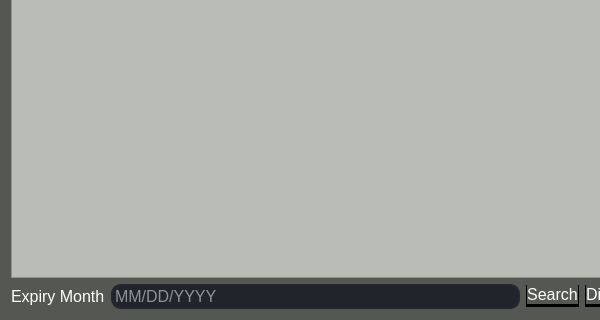
Before: the Qt Designer form membershipexpiry.ui in max9001/Bulk-Club-Project, drawn with Qt 5; both pictures show x 0 to 600 and y 274 to 594 of the 730 by 594 pixel window.
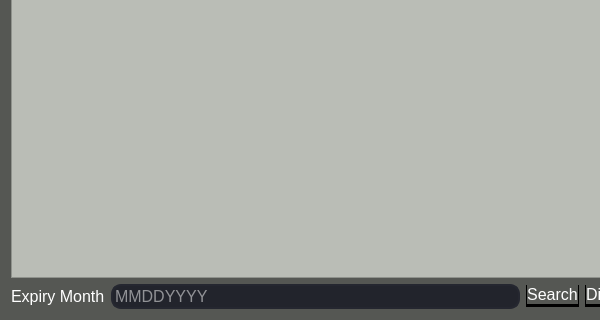
After: the same form once the commit is applied.

Commit message: Max dev UI (#6)

```diff
--- a/membershipexpiry.ui
+++ b/membershipexpiry.ui
@@ -208,7 +208,7 @@
           <string/>
          </property>
          <property name="placeholderText">
-          <string>MM/DD/YYYY</string>
+          <string>MMDDYYYY</string>
          </property>
         </widget>
        </item>
```
The commit also changes 2 other files.
